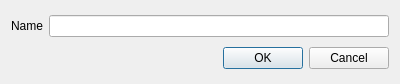
Old version of the form scwx-qt/source/scwx/qt/ui/add_marker_dialog.ui in the repository AdenKoperczak/supercell-wx.
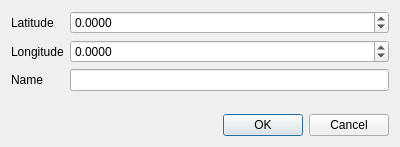
New version of the form.

Commit message: Add latitude and longitude to AddMarkerDialog

```diff
--- a/scwx-qt/source/scwx/qt/ui/add_marker_dialog.ui
+++ b/scwx-qt/source/scwx/qt/ui/add_marker_dialog.ui
@@ -7,24 +7,21 @@
     <x>0</x>
     <y>0</y>
     <width>400</width>
-    <height>84</height>
+    <height>147</height>
    </rect>
   </property>
   <property name="windowTitle">
    <string>Add Location Marker</string>
   </property>
   <layout class="QGridLayout" name="gridLayout">
-   <item row="1" column="0">
-    <widget class="QLabel" name="label">
+   <item row="0" column="0">
+    <widget class="QLabel" name="label_2">
      <property name="text">
-      <string>Name</string>
+      <string>Latitude</string>
      </property>
     </widget>
    </item>
-   <item row="1" column="1">
-    <widget class="QLineEdit" name="nameLineEdit"/>
-   </item>
-   <item row="2" column="0" colspan="2">
+   <item row="4" column="0" colspan="2">
     <widget class="QDialogButtonBox" name="buttonBox">
      <property name="orientation">
       <enum>Qt::Orientation::Horizontal</enum>
@@ -34,6 +31,62 @@
      </property>
     </widget>
    </item>
+   <item row="2" column="1">
+    <widget class="QLineEdit" name="nameLineEdit"/>
+   </item>
+   <item row="2" column="0">
+    <widget class="QLabel" name="label">
+     <property name="text">
+      <string>Name</string>
+     </property>
+    </widget>
+   </item>
+   <item row="3" column="0">
+    <spacer name="verticalSpacer">
+     <property name="orientation">
+      <enum>Qt::Orientation::Vertical</enum>
+     </property>
+     <property name="sizeHint" stdset="0">
+      <size>
+       <width>20</width>
+       <height>40</height>
+      </size>
+     </property>
+    </spacer>
+   </item>
+   <item row="1" column="0">
+    <widget class="QLabel" name="label_3">
+     <property name="text">
+      <string>Longitude</string>
+     </property>
+    </widget>
+   </item>
+   <item row="0" column="1">
+    <widget class="QDoubleSpinBox" name="latitudeDoubleSpinBox">
+     <property name="decimals">
+      <number>4</number>
+     </property>
+     <property name="minimum">
+      <double>-90.000000000000000</double>
+     </property>
+     <property name="maximum">
+      <double>90.000000000000000</double>
+     </property>
+    </widget>
+   </item>
+   <item row="1" column="1">
+    <widget class="QDoubleSpinBox" name="longitudeDoubleSpinBox">
+     <property name="decimals">
+      <number>4</number>
+     </property>
+     <property name="minimum">
+      <double>-180.000000000000000</double>
+     </property>
+     <property name="maximum">
+      <double>180.000000000000000</double>
+     </property>
+    </widget>
+   </item>
   </layout>
  </widget>
  <resources/>
```
The commit also changes 3 other files.
